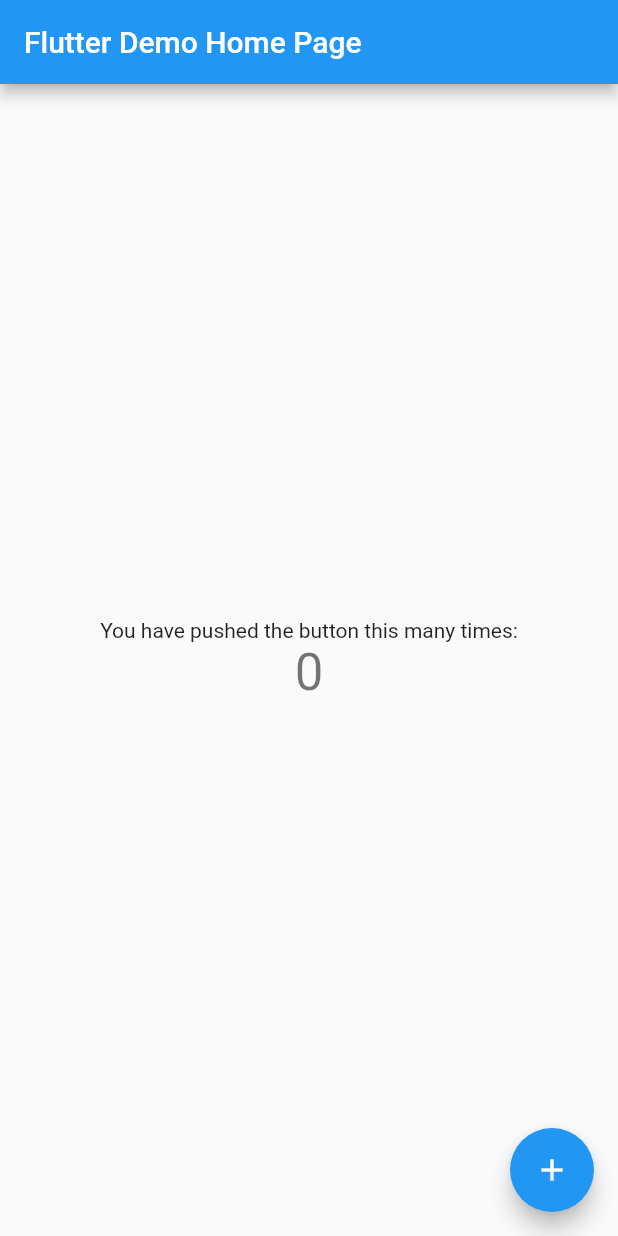
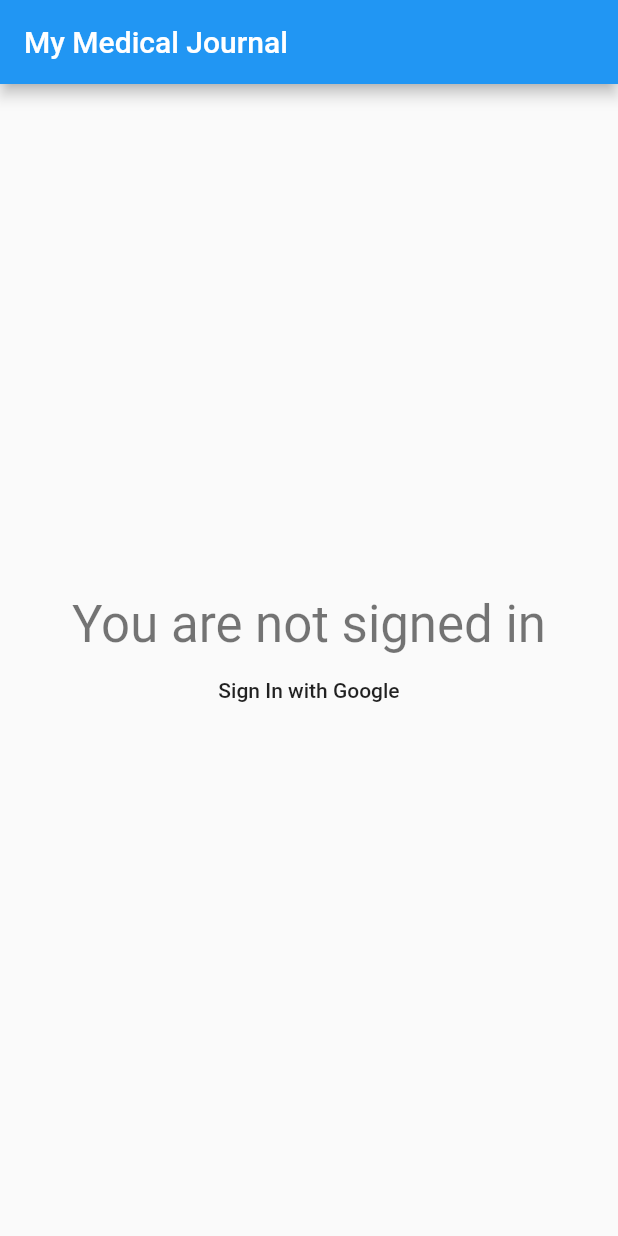
Before and after one commit to GPHofficial/my_medical_journal, a Flutter app: the screen it shows after launch, on a phone screen of 412 x 824 dp. Run offline on Flutter 3.47's test engine with Material 2 defaults, Android fonts, the phone set to English and light mode, and no system bars; our stand-ins replace firebase_analytics, firebase_auth, google_sign_in; accounts and stored records are empty.

Commit message:
basic google auth

```diff
--- a/lib/main.dart
+++ b/lib/main.dart
@@ -1,13 +1,24 @@
+import 'dart:async';
 import 'package:flutter/material.dart';
+import 'package:firebase_analytics/firebase_analytics.dart';
+import 'package:firebase_analytics/observer.dart';
+import 'package:firebase_auth/firebase_auth.dart';
+import 'package:google_sign_in/google_sign_in.dart';
 
 void main() => runApp(MyApp());
 
 class MyApp extends StatelessWidget {
   // This widget is the root of your application.
+
+
+
+  static FirebaseAnalytics analytics = FirebaseAnalytics();
+  static FirebaseAnalyticsObserver observer = FirebaseAnalyticsObserver(analytics: analytics);
+
   @override
   Widget build(BuildContext context) {
     return MaterialApp(
-      title: 'Flutter Demo',
+      title: 'My Medical Journal',
       theme: ThemeData(
         // This is the theme of your application.
         //
@@ -20,13 +31,25 @@ class MyApp extends StatelessWidget {
         // is not restarted.
         primarySwatch: Colors.blue,
       ),
-      home: MyHomePage(title: 'Flutter Demo Home Page'),
+      home: MyHomePage(
+        title: 'My Medical Journal',
+        analytics: analytics,
+        observer: observer
+        ),
+
+      navigatorObservers: [
+        FirebaseAnalyticsObserver(analytics: analytics),
+      ],
     );
   }
 }
 
 class MyHomePage extends StatefulWidget {
-  MyHomePage({Key key, this.title}) : super(key: key);
+  MyHomePage({Key key, this.title, this.analytics, this.observer}) : super(key: key);
+
+  final String title;
+  final FirebaseAnalytics analytics;
+  final FirebaseAnalyticsObserver observer;
 
   // This widget is the home page of your application. It is stateful, meaning
   // that it has a State object (defined below) that contains fields that affect
@@ -37,14 +60,41 @@ class MyHomePage extends StatefulWidget {
   // used by the build method of the State. Fields in a Widget subclass are
   // always marked "final".
 
-  final String title;
-
   @override
-  _MyHomePageState createState() => _MyHomePageState();
+  _MyHomePageState createState() => _MyHomePageState(this.analytics,this.observer);
 }
 
 class _MyHomePageState extends State<MyHomePage> {
-  int _counter = 0;
+  _MyHomePageState(this.analytics, this.observer);
+
+  final GoogleSignIn _googleSignIn = GoogleSignIn();
+  final FirebaseAuth _auth = FirebaseAuth.instance;
+
+  final FirebaseAnalyticsObserver observer;
+  final FirebaseAnalytics analytics;
+  String _counter = "You are not signed in";
+
+
+  Future<void> _logInUser() async {
+    await analytics.logAppOpen();
+  }
+
+  Future<FirebaseUser> _handleSignIn() async {
+    final GoogleSignInAccount googleUser = await _googleSignIn.signIn();
+    final GoogleSignInAuthentication googleAuth = await googleUser.authentication;
+
+    final AuthCredential credential = GoogleAuthProvider.getCredential(
+      accessToken: googleAuth.accessToken,
+      idToken: googleAuth.idToken,
+    );
+
+// ().then((FirebaseUser user) => print(user)).catchError((e) => print(e))
+    final FirebaseUser user = (await _auth.signInWithCredential(credential)).user;
+    setState(() {
+      _counter = "Signed in as " + user.displayName;
+    });
+    return user;
+  }
 
   void _incrementCounter() {
     setState(() {
@@ -53,7 +103,7 @@ class _MyHomePageState extends State<MyHomePage> {
       // so that the display can reflect the updated values. If we changed
       // _counter without calling setState(), then the build method would not be
       // called again, and so nothing would appear to happen.
-      _counter++;
+      // _counter++;
     });
   }
 
@@ -91,21 +141,25 @@ class _MyHomePageState extends State<MyHomePage> {
           // horizontal).
           mainAxisAlignment: MainAxisAlignment.center,
           children: <Widget>[
-            Text(
-              'You have pushed the button this many times:',
-            ),
+            // Text(
+            //   'You have pushed the button this many times:',
+            // ),
             Text(
               '$_counter',
               style: Theme.of(context).textTheme.display1,
             ),
+            MaterialButton(
+              child: const Text('Sign In with Google'),
+              onPressed: _handleSignIn,
+            ),
           ],
         ),
       ),
-      floatingActionButton: FloatingActionButton(
-        onPressed: _incrementCounter,
-        tooltip: 'Increment',
-        child: Icon(Icons.add),
-      ), // This trailing comma makes auto-formatting nicer for build methods.
+      // floatingActionButton: FloatingActionButton(
+      //   onPressed: _incrementCounter,
+      //   tooltip: 'Increment',
+      //   child: Icon(Icons.add),
+      // ), // This trailing comma makes auto-formatting nicer for build methods.
     );
   }
 }
```
Also changed, not shown: pubspec.yaml (+4 -3 lines), pubspec.lock, 5 other files.
